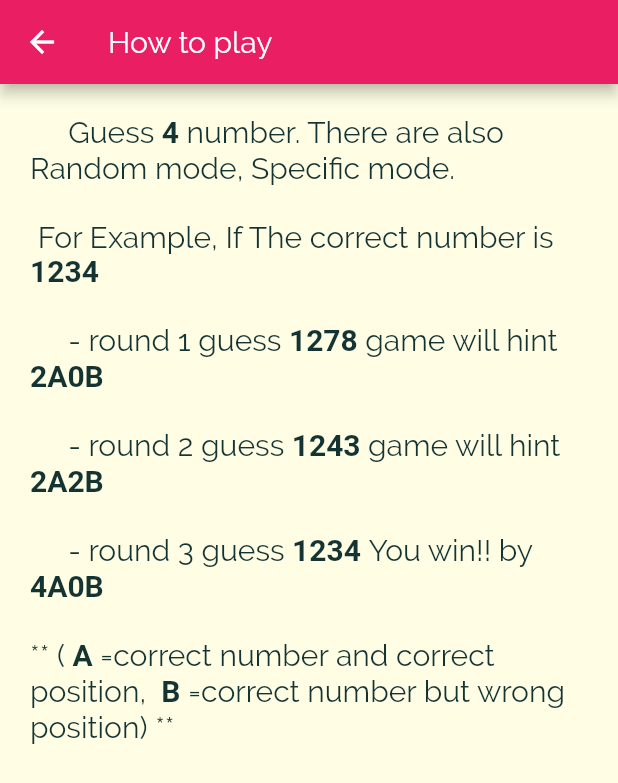
After one commit to poknovem/guess_number, a Flutter app: the HowToPlayScreen screen opened by its route, on a phone screen of 412 x 824 dp. The commit adds this screen. Shown: the top 783 px of the screen. Run offline on Flutter 3.47's test engine with Material 2 defaults, Android fonts, the phone set to English and light mode, and no system bars; our stand-ins replace shared_preferences; accounts and stored records are empty.

Commit message:
increase HowToPlay screen

```diff
--- a/lib/language/impl/eng_language.dart
+++ b/lib/language/impl/eng_language.dart
@@ -1,3 +1,5 @@
+import 'package:flutter/widgets.dart';
+
 import '../language.dart';
 
 class EngLanguage implements Language {
@@ -60,4 +62,60 @@ class EngLanguage implements Language {
 
   @override
   String get noHistory => "No history!!";
+
+  @override
+  String get howToPlay => "How to play";
+
+  @override
+  RichText get howToPlayDesc {
+    return RichText(
+      text: TextSpan(
+        // Note: Styles for TextSpans must be explicitly defined.
+        // Child text spans will inherit styles from parent
+        style: TextStyle(
+          color: Color.fromRGBO(20, 51, 51, 1),
+          fontSize: 20,
+          fontFamily: 'Raleway',
+        ),
+        children: <TextSpan>[
+          TextSpan(text: '     Guess'),
+          TextSpan(
+              text: ' 4 ', style: new TextStyle(fontWeight: FontWeight.bold)),
+          TextSpan(
+              text:
+                  'number. There are also Random mode, Specific mode.\n\n For Example, If The correct number is '),
+          TextSpan(
+              text: '1234', style: new TextStyle(fontWeight: FontWeight.bold)),
+          TextSpan(text: '\n\n     - round 1 guess'),
+          TextSpan(
+              text: ' 1278 ',
+              style: new TextStyle(fontWeight: FontWeight.bold)),
+          TextSpan(text: 'game will hint '),
+          TextSpan(
+              text: '2A0B', style: new TextStyle(fontWeight: FontWeight.bold)),
+          TextSpan(text: '\n\n     - round 2 guess'),
+          TextSpan(
+              text: ' 1243 ',
+              style: new TextStyle(fontWeight: FontWeight.bold)),
+          TextSpan(text: 'game will hint '),
+          TextSpan(
+              text: '2A2B', style: new TextStyle(fontWeight: FontWeight.bold)),
+          TextSpan(text: '\n\n     - round 3 guess'),
+          TextSpan(
+              text: ' 1234 ',
+              style: new TextStyle(fontWeight: FontWeight.bold)),
+          TextSpan(text: 'You win!! by '),
+          TextSpan(
+              text: '4A0B', style: new TextStyle(fontWeight: FontWeight.bold)),
+          TextSpan(text: '\n\n** ('),
+          TextSpan(
+              text: ' A ', style: new TextStyle(fontWeight: FontWeight.bold)),
+          TextSpan(text: '=correct number and correct position, '),
+          TextSpan(
+              text: ' B ', style: new TextStyle(fontWeight: FontWeight.bold)),
+          TextSpan(text: '=correct number but wrong position) **'),
+        ],
+      ),
+    );
+  }
 }
--- a/lib/language/language.dart
+++ b/lib/language/language.dart
@@ -1,3 +1,5 @@
+import 'package:flutter/cupertino.dart';
+
 abstract class Language {
   String get appName;
   String get randomNumberOptionName;
@@ -19,4 +21,6 @@ abstract class Language {
   String get logOut;
   String get history;
   String get noHistory;
+  String get howToPlay;
+  RichText get howToPlayDesc;
 }
--- a/lib/main.dart
+++ b/lib/main.dart
@@ -1,4 +1,5 @@
 import 'package:flutter/material.dart';
+import '../screen/how_to_play_screen.dart';
 import '../screen/history_screen.dart';
 import '../providers/lang.dart';
 import '../screen/settings_screen.dart';
@@ -75,6 +76,7 @@ class MyApp extends StatelessWidget {
             AuthScreen.ROUTE_NAME: (ctx) => AuthScreen(),
             SettingsScreen.ROUTE_NAME: (ctx) => SettingsScreen(),
             HistoryScreen.ROUTE_NAME: (ctx) => HistoryScreen(),
+            HowToPlayScreen.ROUTE_NAME: (ctx) => HowToPlayScreen(),
           },
         ),
       ),
--- /dev/null
+++ b/lib/screen/how_to_play_screen.dart
@@ -0,0 +1,30 @@
+import 'package:flutter/material.dart';
+import '../providers/lang.dart';
+import 'package:provider/provider.dart';
+
+class HowToPlayScreen extends StatelessWidget {
+  static const String ROUTE_NAME = "/howtoplay";
+  const HowToPlayScreen({Key? key}) : super(key: key);
+
+  @override
+  Widget build(BuildContext context) {
+    Lang lang = Provider.of<Lang>(context);
+    return Scaffold(
+      appBar: AppBar(
+        title: Text(lang.language.howToPlay),
+      ),
+      body: SingleChildScrollView(
+        child: Column(
+          children: [
+            Center(
+              child: Container(
+                child: lang.language.howToPlayDesc,
+                margin: EdgeInsets.all(20),
+              ),
+            )
+          ],
+        ),
+      ),
+    );
+  }
+}
```
Also changed, not shown: lib/language/impl/thai_language.dart (+58 -0 lines), lib/widget/app_drawer.dart (+9 -0 lines).
